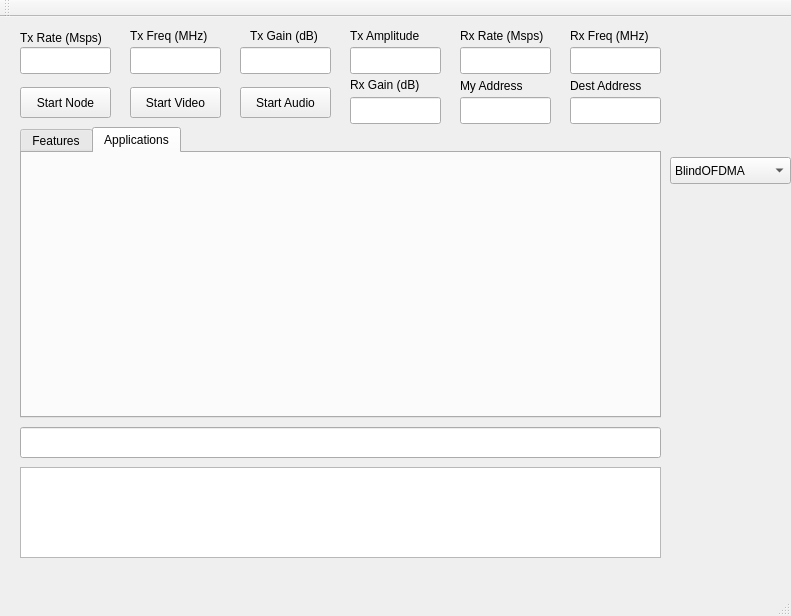
vlenircissrma/CogWave, file mainwindow.ui: the form before one commit.
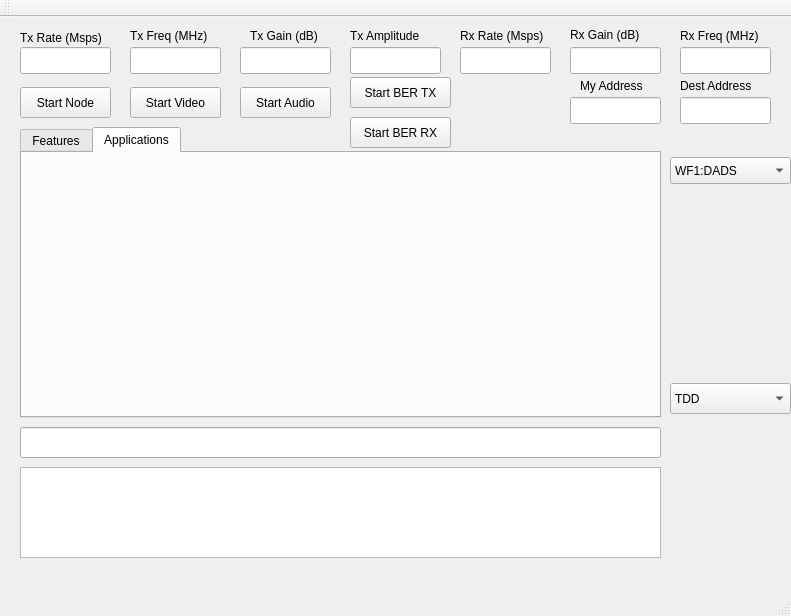
The form after the commit. Custom widgets are drawn as their Qt base class.

```diff
--- a/mainwindow.ui
+++ b/mainwindow.ui
@@ -63,7 +63,7 @@
    <widget class="QLabel" name="label_8">
     <property name="geometry">
      <rect>
-      <x>460</x>
+      <x>580</x>
       <y>60</y>
       <width>81</width>
       <height>17</height>
@@ -76,7 +76,7 @@
    <widget class="QLabel" name="label_5">
     <property name="geometry">
      <rect>
-      <x>570</x>
+      <x>680</x>
       <y>10</y>
       <width>101</width>
       <height>17</height>
@@ -119,7 +119,7 @@
    <widget class="QLineEdit" name="lineEdit_9">
     <property name="geometry">
      <rect>
-      <x>460</x>
+      <x>570</x>
       <y>80</y>
       <width>91</width>
       <height>27</height>
@@ -129,8 +129,8 @@
    <widget class="QLabel" name="label_6">
     <property name="geometry">
      <rect>
-      <x>350</x>
-      <y>60</y>
+      <x>570</x>
+      <y>10</y>
       <width>91</width>
       <height>16</height>
      </rect>
@@ -142,8 +142,8 @@
    <widget class="QLineEdit" name="lineEdit_8">
     <property name="geometry">
      <rect>
-      <x>350</x>
-      <y>80</y>
+      <x>570</x>
+      <y>30</y>
       <width>91</width>
       <height>27</height>
      </rect>
@@ -152,7 +152,7 @@
    <widget class="QLineEdit" name="lineEdit_7">
     <property name="geometry">
      <rect>
-      <x>570</x>
+      <x>680</x>
       <y>30</y>
       <width>91</width>
       <height>27</height>
@@ -162,7 +162,7 @@
    <widget class="QLineEdit" name="lineEdit_10">
     <property name="geometry">
      <rect>
-      <x>570</x>
+      <x>680</x>
       <y>80</y>
       <width>91</width>
       <height>27</height>
@@ -234,7 +234,7 @@
    <widget class="QLabel" name="label_9">
     <property name="geometry">
      <rect>
-      <x>570</x>
+      <x>680</x>
       <y>60</y>
       <width>91</width>
       <height>17</height>
@@ -354,12 +354,96 @@
     </property>
     <item>
      <property name="text">
-      <string>BlindOFDMA</string>
+      <string>WF1:DADS</string>
      </property>
     </item>
     <item>
      <property name="text">
-      <string>DADS</string>
+      <string>WF2:OFDMA</string>
+     </property>
+    </item>
+    <item>
+     <property name="text">
+      <string>WF3:BPSK</string>
+     </property>
+    </item>
+    <item>
+     <property name="text">
+      <string>WF4:GMSK</string>
+     </property>
+    </item>
+    <item>
+     <property name="text">
+      <string>WF5:QPSK</string>
+     </property>
+    </item>
+    <item>
+     <property name="text">
+      <string>WF6:CPFSK</string>
+     </property>
+    </item>
+    <item>
+     <property name="text">
+      <string>WF1-WF2</string>
+     </property>
+    </item>
+   </widget>
+   <widget class="QPushButton" name="pushButton_4">
+    <property name="geometry">
+     <rect>
+      <x>350</x>
+      <y>60</y>
+      <width>101</width>
+      <height>31</height>
+     </rect>
+    </property>
+    <property name="text">
+     <string>Start BER TX</string>
+    </property>
+   </widget>
+   <widget class="QLabel" name="label_10">
+    <property name="geometry">
+     <rect>
+      <x>460</x>
+      <y>110</y>
+      <width>91</width>
+      <height>21</height>
+     </rect>
+    </property>
+    <property name="text">
+     <string/>
+    </property>
+   </widget>
+   <widget class="QPushButton" name="pushButton_5">
+    <property name="geometry">
+     <rect>
+      <x>350</x>
+      <y>100</y>
+      <width>101</width>
+      <height>31</height>
+     </rect>
+    </property>
+    <property name="text">
+     <string>Start BER RX</string>
+    </property>
+   </widget>
+   <widget class="QComboBox" name="comboBox_2">
+    <property name="geometry">
+     <rect>
+      <x>670</x>
+      <y>366</y>
+      <width>121</width>
+      <height>31</height>
+     </rect>
+    </property>
+    <item>
+     <property name="text">
+      <string>TDD</string>
+     </property>
+    </item>
+    <item>
+     <property name="text">
+      <string>FDD</string>
      </property>
     </item>
    </widget>
```
